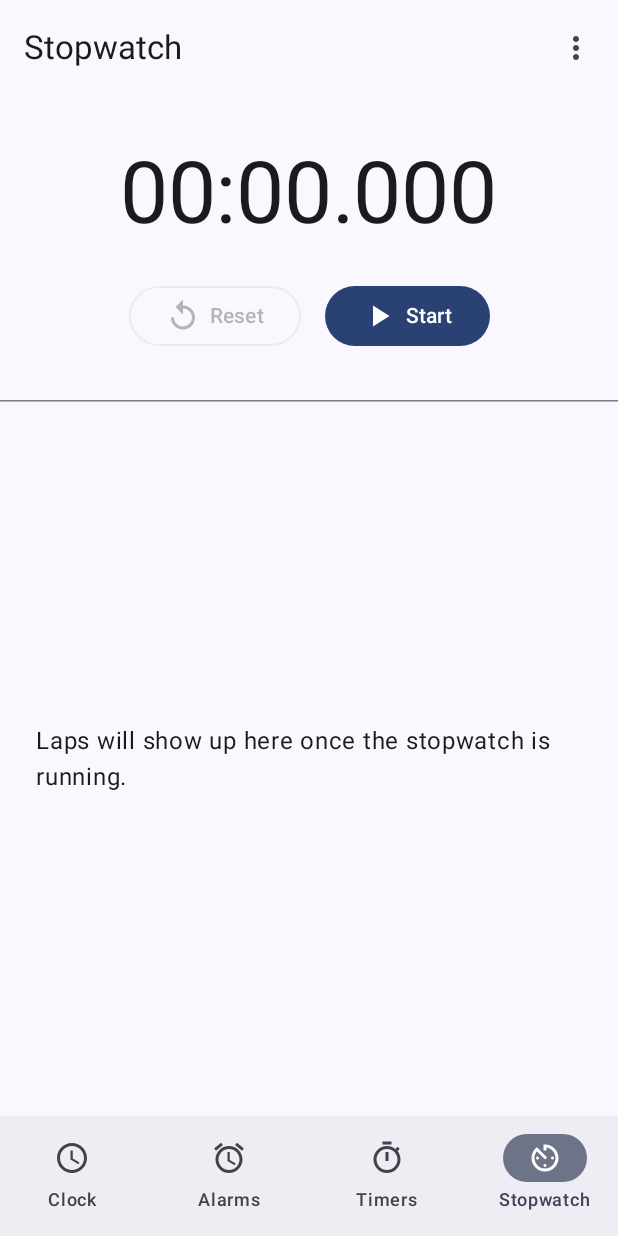
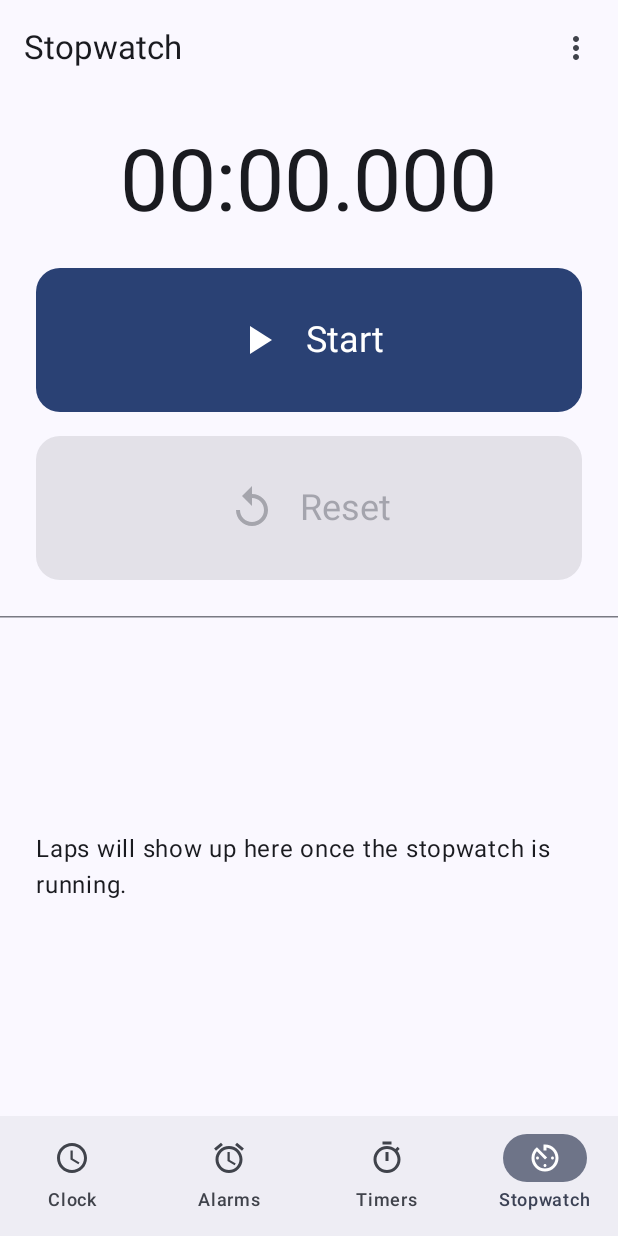
Before and after one commit to TargetCrafter/HA-Alarmclock, an Android app built with Jetpack Compose: the screen it shows after launch (MainActivity), item 4 of the bottom bar chosen, on a phone screen of 412 x 824 dp. Run offline under Robolectric (Android 15) with nearby library versions, the phone set to English and light mode, and no system bars; our stand-ins replace Room's generated code; 4 statements that could not run were skipped.

```diff
--- a/app/src/main/java/com/targetcrafter/haalarmclock/ui/stopwatch/StopwatchScreen.kt
+++ b/app/src/main/java/com/targetcrafter/haalarmclock/ui/stopwatch/StopwatchScreen.kt
@@ -3,12 +3,12 @@ package com.targetcrafter.haalarmclock.ui.stopwatch
 import androidx.compose.foundation.layout.Arrangement
 import androidx.compose.foundation.layout.Box
 import androidx.compose.foundation.layout.Column
-import androidx.compose.foundation.layout.Row
 import androidx.compose.foundation.layout.Spacer
 import androidx.compose.foundation.layout.fillMaxSize
 import androidx.compose.foundation.layout.fillMaxWidth
 import androidx.compose.foundation.layout.height
 import androidx.compose.foundation.layout.padding
+import androidx.compose.foundation.layout.size
 import androidx.compose.foundation.lazy.LazyColumn
 import androidx.compose.foundation.lazy.items
 import androidx.compose.material.icons.Icons
@@ -22,15 +22,20 @@ import androidx.compose.material3.HorizontalDivider
 import androidx.compose.material3.Icon
 import androidx.compose.material3.ListItem
 import androidx.compose.material3.MaterialTheme
-import androidx.compose.material3.OutlinedButton
 import androidx.compose.material3.Text
 import androidx.compose.runtime.Composable
 import androidx.compose.runtime.collectAsState
 import androidx.compose.runtime.getValue
 import androidx.compose.ui.Alignment
 import androidx.compose.ui.Modifier
+import androidx.compose.ui.graphics.Color
+import androidx.compose.ui.graphics.vector.ImageVector
 import androidx.compose.ui.unit.dp
 import androidx.lifecycle.viewmodel.compose.viewModel
+
+/** Matches the fullscreen ringing screen's button height (see RingingActivity) — the
+ * start/lap controls are the whole point of this screen and worth being able to hit by feel. */
+private val StopwatchButtonHeight = 96.dp
 
 @Composable
 fun StopwatchScreen() {
@@ -41,47 +46,34 @@ fun StopwatchScreen() {
 
     Column(modifier = Modifier.fillMaxSize()) {
         Column(
-            modifier = Modifier.fillMaxWidth().padding(vertical = 32.dp),
+            modifier = Modifier.fillMaxWidth().padding(vertical = 24.dp),
             horizontalAlignment = Alignment.CenterHorizontally,
         ) {
             Text(text = formatStopwatchTime(elapsedMillis), style = MaterialTheme.typography.displayLarge)
             Spacer(modifier = Modifier.height(24.dp))
-            Row(horizontalArrangement = Arrangement.spacedBy(16.dp)) {
-                OutlinedButton(
+            Column(
+                modifier = Modifier.fillMaxWidth().padding(horizontal = 24.dp),
+                verticalArrangement = Arrangement.spacedBy(16.dp),
+            ) {
+                StopwatchButton(
+                    onClick = { if (isRunning) viewModel.pause() else viewModel.start() },
+                    icon = if (isRunning) Icons.Filled.Pause else Icons.Filled.PlayArrow,
+                    label = when {
+                        isRunning -> "Pause"
+                        elapsedMillis > 0 -> "Resume"
+                        else -> "Start"
+                    },
+                    containerColor = if (isRunning) MaterialTheme.colorScheme.errorContainer else MaterialTheme.colorScheme.primary,
+                    contentColor = if (isRunning) MaterialTheme.colorScheme.onErrorContainer else MaterialTheme.colorScheme.onPrimary,
+                )
+                StopwatchButton(
                     onClick = { if (isRunning) viewModel.lap() else viewModel.reset() },
                     enabled = isRunning || elapsedMillis > 0,
-                ) {
-                    Icon(
-                        if (isRunning) Icons.Filled.Flag else Icons.Filled.Replay,
-                        contentDescription = null,
-                        modifier = Modifier.padding(end = 6.dp),
-                    )
-                    Text(if (isRunning) "Lap" else "Reset")
-                }
-                Button(
-                    onClick = { if (isRunning) viewModel.pause() else viewModel.start() },
-                    colors = if (isRunning) {
-                        ButtonDefaults.buttonColors(
-                            containerColor = MaterialTheme.colorScheme.errorContainer,
-                            contentColor = MaterialTheme.colorScheme.onErrorContainer,
-                        )
-                    } else {
-                        ButtonDefaults.buttonColors()
-                    },
-                ) {
-                    Icon(
-                        if (isRunning) Icons.Filled.Pause else Icons.Filled.PlayArrow,
-                        contentDescription = null,
-                        modifier = Modifier.padding(end = 6.dp),
-                    )
-                    Text(
-                        when {
-                            isRunning -> "Pause"
-                            elapsedMillis > 0 -> "Resume"
-                            else -> "Start"
-                        },
-                    )
-                }
+                    icon = if (isRunning) Icons.Filled.Flag else Icons.Filled.Replay,
+                    label = if (isRunning) "Lap" else "Reset",
+                    containerColor = MaterialTheme.colorScheme.secondaryContainer,
+                    contentColor = MaterialTheme.colorScheme.onSecondaryContainer,
+                )
             }
         }
 
@@ -109,6 +101,27 @@ fun StopwatchScreen() {
     }
 }
 
+@Composable
+private fun StopwatchButton(
+    onClick: () -> Unit,
+    icon: ImageVector,
+    label: String,
+    containerColor: Color,
+    contentColor: Color,
+    enabled: Boolean = true,
+) {
+    Button(
+        onClick = onClick,
+        enabled = enabled,
+        modifier = Modifier.fillMaxWidth().height(StopwatchButtonHeight),
+        shape = MaterialTheme.shapes.large,
+        colors = ButtonDefaults.buttonColors(containerColor = containerColor, contentColor = contentColor),
+    ) {
+        Icon(icon, contentDescription = null, modifier = Modifier.size(32.dp))
+        Text(text = label, style = MaterialTheme.typography.headlineSmall, modifier = Modifier.padding(start = 16.dp))
+    }
+}
+
 private fun formatStopwatchTime(millis: Long): String {
     val total = millis.coerceAtLeast(0)
     val minutes = total / 60_000
--- a/app/src/main/java/com/targetcrafter/haalarmclock/widget/ClockWidgetUpdater.kt
+++ b/app/src/main/java/com/targetcrafter/haalarmclock/widget/ClockWidgetUpdater.kt
@@ -91,10 +91,16 @@ object ClockWidgetUpdater {
         val ids = manager.getAppWidgetIds(ComponentName(context, provider))
         if (ids.isEmpty()) return
 
+        // The opaque variant keeps a little breathing room between the circular face and its own
+        // rectangle's edges; the transparent variant has no rectangle to breathe against, so its
+        // face fills the widget bounds right out to the edge instead.
+        val facePadding = if (applyBackground) (8 * context.resources.displayMetrics.density).toInt() else 0
+
         for (id in ids) {
             val views = RemoteViews(context.packageName, R.layout.widget_analog_clock)
             applyCommon(context, views, appearance, applyBackground)
             views.setImageViewBitmap(R.id.widget_analog_face, face)
+            views.setViewPadding(R.id.widget_analog_face, facePadding, facePadding, facePadding, facePadding)
             manager.updateAppWidget(id, views)
         }
     }
--- a/app/src/main/res/drawable/ic_alarm_glyph.xml
+++ b/app/src/main/res/drawable/ic_alarm_glyph.xml
@@ -1,7 +1,7 @@
 <?xml version="1.0" encoding="utf-8"?>
-<!-- The standard Material Design "alarm" glyph, used by AnalogClockRenderer for the widget's
-     next-alarm badge (rasterized onto the Canvas with a runtime tint, not shown via this
-     drawable directly). Same path already used for the app's launcher icon. -->
+<!-- The Material Design "alarm" glyph, used by AnalogClockRenderer for the widget's next-alarm
+     badge (rasterized onto the Canvas with a runtime tint, not shown via this drawable directly).
+     The previous path (from the app icon's own bell glyph) read as Fluent-style, not Material. -->
 <vector xmlns:android="http://schemas.android.com/apk/res/android"
     android:width="24dp"
     android:height="24dp"
@@ -9,5 +9,5 @@
     android:viewportHeight="24">
     <path
         android:fillColor="#FF000000"
-        android:pathData="M 9.103,3.476 C 5.3737311,-1.111071 -1.111071,5.3737311 3.476,9.103 3.1596445,10.036056 2.9988335,11.014773 3,12 c 0,2.215 0.8,4.244 2.128,5.812 L 3.22,19.72 c -0.7578912,0.70621 0.3537896,1.817891 1.06,1.06 L 6.188,18.872 C 7.8112366,20.248879 9.8714602,21.003207 12,21 c 2.215,0 4.244,-0.8 5.812,-2.128 l 1.908,1.908 c 0.70621,0.757891 1.817891,-0.35379 1.06,-1.06 L 18.872,17.812 C 20.248879,16.188763 21.003207,14.12854 21,12 21.001185,11.014771 20.840373,10.036051 20.524,9.103 25.111071,5.3737311 18.626269,-1.111071 14.897,3.476 13.96394,3.1596622 12.985226,2.9988517 12,3 11.014773,2.9988335 10.036056,3.1596445 9.103,3.476 Z" />
+        android:pathData="M12,20A7,7 0 0,1 5,13A7,7 0 0,1 12,6A7,7 0 0,1 19,13A7,7 0 0,1 12,20M12,4A9,9 0 0,0 3,13A9,9 0 0,0 12,22A9,9 0 0,0 21,13A9,9 0 0,0 12,4M12.5,8H11V14L15.75,16.85L16.5,15.62L12.5,13.25V8M7.88,3.39L6.6,1.86L2,5.71L3.29,7.24L7.88,3.39M22,5.72L17.4,1.86L16.11,3.39L20.71,7.25L22,5.72Z" />
 </vector>
--- a/app/src/main/res/xml/widget_analog_clock_info.xml
+++ b/app/src/main/res/xml/widget_analog_clock_info.xml
@@ -6,7 +6,7 @@
     android:targetCellHeight="2"
     android:updatePeriodMillis="1800000"
     android:initialLayout="@layout/widget_analog_clock"
-    android:previewLayout="@layout/widget_analog_clock"
+    android:previewImage="@drawable/widget_preview_analog"
     android:resizeMode="horizontal|vertical"
     android:widgetCategory="home_screen"
     android:description="@string/widget_analog_clock_label" />
--- a/app/src/main/res/xml/widget_analog_clock_transparent_info.xml
+++ b/app/src/main/res/xml/widget_analog_clock_transparent_info.xml
@@ -6,7 +6,7 @@
     android:targetCellHeight="2"
     android:updatePeriodMillis="1800000"
     android:initialLayout="@layout/widget_analog_clock"
-    android:previewLayout="@layout/widget_analog_clock"
+    android:previewImage="@drawable/widget_preview_analog"
     android:resizeMode="horizontal|vertical"
     android:widgetCategory="home_screen"
     android:description="@string/widget_analog_clock_transparent_label" />
```
Also changed, not shown: app/src/main/java/com/targetcrafter/haalarmclock/ui/timerlist/TimerListScreen.kt (+18 -66 lines), app/src/main/res/drawable-nodpi/widget_preview_analog.png (added), 1 other file.
